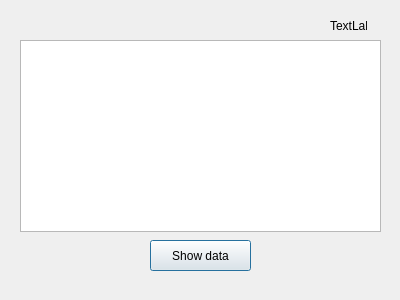
The window that bank-automat/transactions.ui (alavuvi/atm-simulator-project) describes before a commit, drawn with Qt 5.
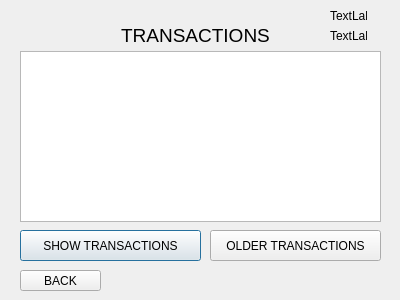
The same window after the commit.

Commit message: tableView save1

What changed in the file:
```diff
--- a/bank-automat/transactions.ui
+++ b/bank-automat/transactions.ui
@@ -16,21 +16,21 @@
   <widget class="QPushButton" name="btnTransactions">
    <property name="geometry">
     <rect>
-     <x>150</x>
-     <y>240</y>
-     <width>101</width>
+     <x>20</x>
+     <y>230</y>
+     <width>181</width>
      <height>31</height>
     </rect>
    </property>
    <property name="text">
-    <string>Show data</string>
+    <string>SHOW TRANSACTIONS</string>
    </property>
   </widget>
   <widget class="QLabel" name="labelAccountId">
    <property name="geometry">
     <rect>
      <x>330</x>
-     <y>20</y>
+     <y>10</y>
      <width>37</width>
      <height>12</height>
     </rect>
@@ -43,15 +43,75 @@
    <property name="geometry">
     <rect>
      <x>20</x>
-     <y>40</y>
+     <y>51</y>
      <width>361</width>
-     <height>192</height>
+     <height>171</height>
     </rect>
    </property>
    <property name="selectionMode">
     <enum>QAbstractItemView::SelectionMode::SingleSelection</enum>
    </property>
   </widget>
+  <widget class="QPushButton" name="btn_older">
+   <property name="geometry">
+    <rect>
+     <x>210</x>
+     <y>230</y>
+     <width>171</width>
+     <height>31</height>
+    </rect>
+   </property>
+   <property name="text">
+    <string>OLDER TRANSACTIONS</string>
+   </property>
+  </widget>
+  <widget class="QLabel" name="labelname">
+   <property name="geometry">
+    <rect>
+     <x>330</x>
+     <y>30</y>
+     <width>37</width>
+     <height>12</height>
+    </rect>
+   </property>
+   <property name="text">
+    <string>TextLabel</string>
+   </property>
+  </widget>
+  <widget class="QLabel" name="label">
+   <property name="geometry">
+    <rect>
+     <x>120</x>
+     <y>20</y>
+     <width>151</width>
+     <height>31</height>
+    </rect>
+   </property>
+   <property name="font">
+    <font>
+     <pointsize>14</pointsize>
+    </font>
+   </property>
+   <property name="text">
+    <string>TRANSACTIONS</string>
+   </property>
+   <property name="alignment">
+    <set>Qt::AlignmentFlag::AlignCenter</set>
+   </property>
+  </widget>
+  <widget class="QPushButton" name="btnBack">
+   <property name="geometry">
+    <rect>
+     <x>20</x>
+     <y>270</y>
+     <width>81</width>
+     <height>21</height>
+    </rect>
+   </property>
+   <property name="text">
+    <string>BACK</string>
+   </property>
+  </widget>
  </widget>
  <resources/>
  <connections/>
```
The commit also changes 2 other files.
